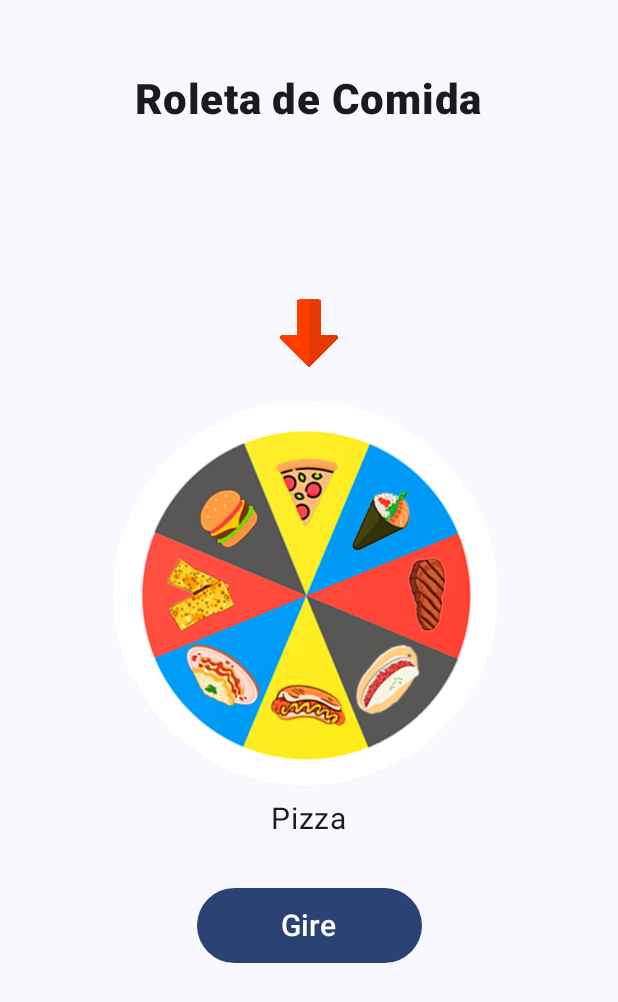
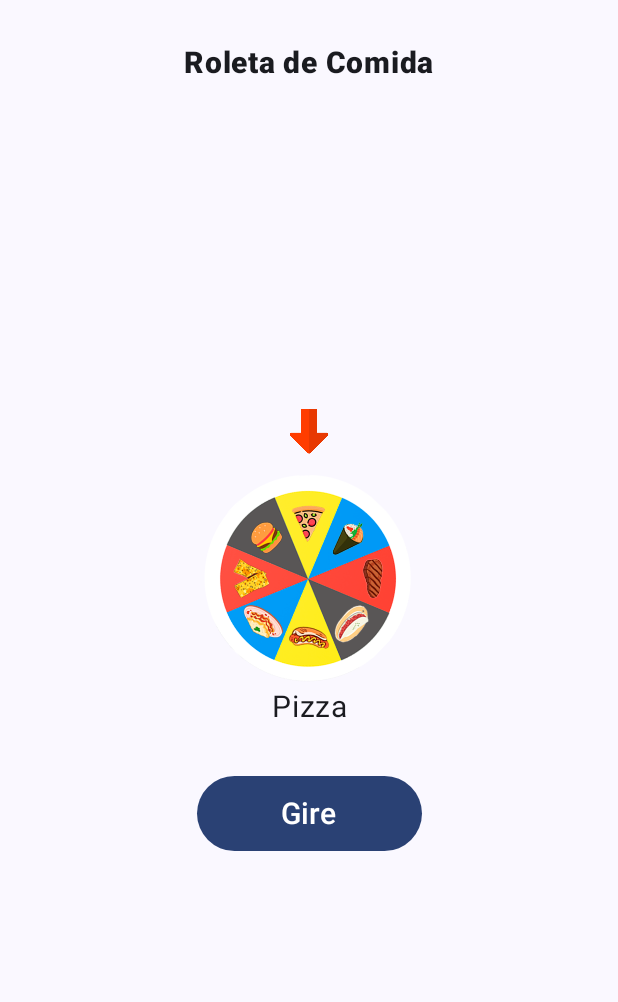
Before and after one commit to KawanTurchiai/FoodMoment, an Android app built with Jetpack Compose: the screen it shows after launch (MainActivity), after a tap on "Gire", on a phone screen of 412 x 824 dp. Shown: the top 1002 px of the screen. Run offline under Robolectric (Android 15) with nearby library versions, the light colour scheme and no system bars.

Commit message:
correção de bugsa

```diff
--- a/app/src/main/java/com/example/appcomida/MainActivity.kt
+++ b/app/src/main/java/com/example/appcomida/MainActivity.kt
@@ -45,11 +45,11 @@ fun Greeting(name: String, modifier: Modifier = Modifier) {
         Text(
             text = "Roleta de Comida",
 
-            fontSize = 28.sp,
+            fontSize = 20.sp,
             fontWeight = FontWeight.Black,
             modifier = Modifier
                 .align(Alignment.TopCenter)
-                .padding(top = 50.dp)
+                .padding(top = 30.dp)
         )
 
 
@@ -64,7 +64,7 @@ fun Greeting(name: String, modifier: Modifier = Modifier) {
             Image(
                 painter = painterResource(R.drawable.seta),
                 contentDescription = "seta",
-                modifier = Modifier.size(60.dp),
+                modifier = Modifier.size(40.dp),
 
 
             )
@@ -99,25 +99,25 @@ fun ChooseImage(sorteio: androidx.compose.runtime.MutableState<Int>) {
                 Image(
                     painter = painterResource(R.drawable.cachorroquente),
                     contentDescription = "Cachorro Quente",
-                    modifier = Modifier.size(280.dp)
+                    modifier = Modifier.size(200.dp)
                 )
-                Text("Cachorro Quente", fontSize = 20.sp)
+                Text("Cachorro Quente", fontSize = 15.sp)
             }
 
             2 -> {
                 Image(
                     painter = painterResource(R.drawable.churrasco),
                     contentDescription = "Churrasco",
-                    modifier = Modifier.size(280.dp)
+                    modifier = Modifier.size(200.dp)
                 )
-                Text("Churrasco", fontSize = 20.sp)
+                Text("Churrasco", fontSize = 15.sp)
             }
 
             3 -> {
                 Image(
                     painter = painterResource(R.drawable.hamburguer),
                     contentDescription = "Hamburguer",
-                    modifier = Modifier.size(280.dp)
+                    modifier = Modifier.size(150.dp)
                 )
                 Text("Hamburguer", fontSize = 20.sp)
             }
@@ -126,16 +126,16 @@ fun ChooseImage(sorteio: androidx.compose.runtime.MutableState<Int>) {
                 Image(
                     painter = painterResource(R.drawable.lasanha),
                     contentDescription = "Lasanha",
-                    modifier = Modifier.size(280.dp)
+                    modifier = Modifier.size(150.dp)
                 )
-                Text("Lasanha", fontSize = 20.sp)
+                Text("Lasanha", fontSize = 12.sp)
             }
 
             5 -> {
                 Image(
                     painter = painterResource(R.drawable.pastel),
                     contentDescription = "Pastel",
-                    modifier = Modifier.size(280.dp)
+                    modifier = Modifier.size(150.dp)
                 )
                 Text("Pastel", fontSize = 20.sp)
             }
@@ -144,7 +144,7 @@ fun ChooseImage(sorteio: androidx.compose.runtime.MutableState<Int>) {
                 Image(
                     painter = painterResource(R.drawable.pizza),
                     contentDescription = "Pizza",
-                    modifier = Modifier.size(280.dp)
+                    modifier = Modifier.size(150.dp)
                 )
                 Text("Pizza", fontSize = 20.sp)
             }
@@ -153,7 +153,7 @@ fun ChooseImage(sorteio: androidx.compose.runtime.MutableState<Int>) {
                 Image(
                     painter = painterResource(R.drawable.tapioca),
                     contentDescription = "Tapioca",
-                    modifier = Modifier.size(280.dp)
+                    modifier = Modifier.size(150.dp)
                 )
                 Text("Tapioca", fontSize = 20.sp)
             }
@@ -162,7 +162,7 @@ fun ChooseImage(sorteio: androidx.compose.runtime.MutableState<Int>) {
                 Image(
                     painter = painterResource(R.drawable.temaki),
                     contentDescription = "Temaki",
-                    modifier = Modifier.size(280.dp)
+                    modifier = Modifier.size(150.dp)
                 )
                 Text("Temaki", fontSize = 20.sp)
             }
```
